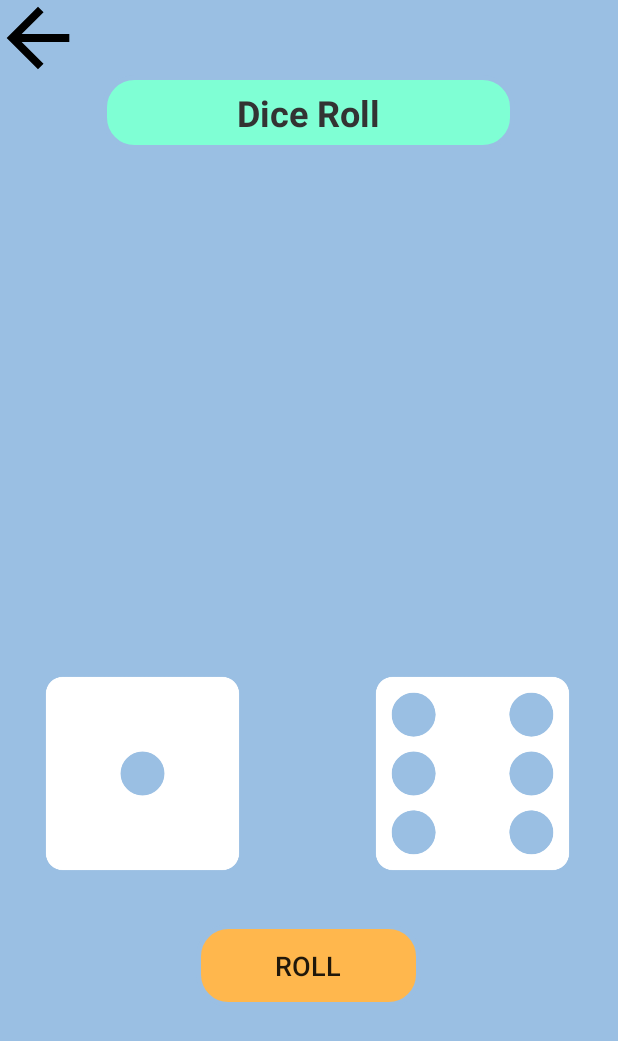
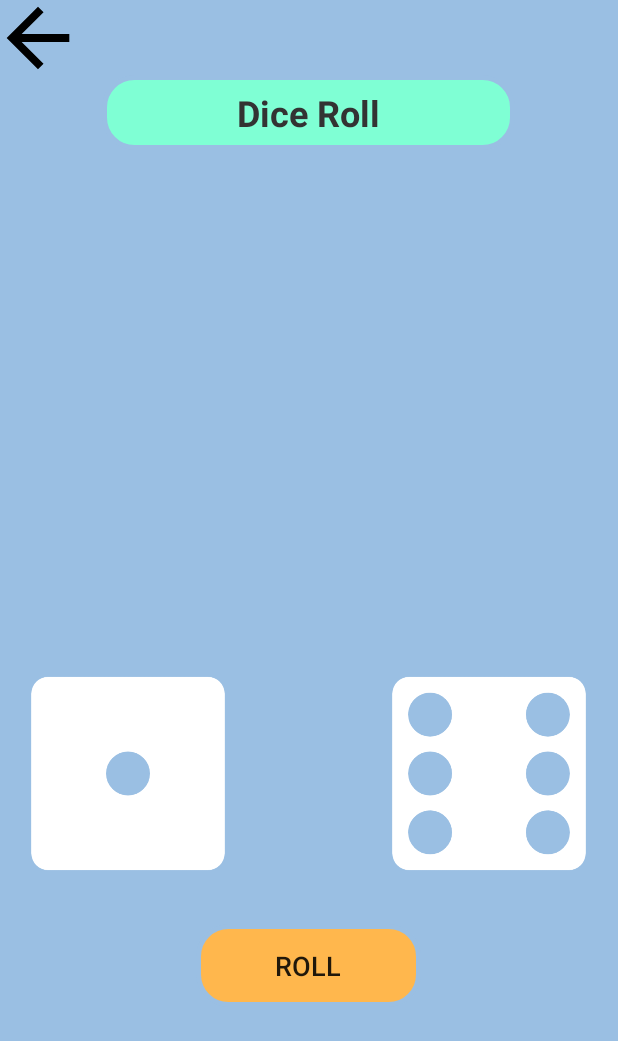
Before and after one commit to Vlad-Kovalev/GameCenter, an Android app: the screen it shows after launch (dice_roll), after a tap on an icon or button, on a phone screen of 412 x 824 dp. Shown: the top 1041 px of the screen. Run offline under Robolectric (Android 15) with nearby library versions, the phone set to English and light mode, and no system bars.

Commit message:
Game center v1.05
added physical vibration "shaking" while rolling a dice
bug fix: dice dimensions was fixed (it had problem with screen proportions)

```diff
--- a/app/src/main/AndroidManifest.xml
+++ b/app/src/main/AndroidManifest.xml
@@ -12,6 +12,7 @@
         android:supportsRtl="true"
         android:theme="@style/Theme.TheEndGame"
         tools:targetApi="31">
+
         <activity
             android:name=".dice_roll"
             android:exported="false">
@@ -40,5 +41,5 @@
                 android:value="" />
         </activity>
     </application>
-
+<uses-permission android:name="android.permission.VIBRATE"/>
 </manifest>
--- a/app/src/main/java/com/example/theendgame/center.java
+++ b/app/src/main/java/com/example/theendgame/center.java
@@ -7,10 +7,11 @@ import android.os.Bundle;
 import android.view.View;
 import android.widget.EditText;
 import android.widget.ImageButton;
+import android.widget.ImageView;
 
 public class center extends AppCompatActivity {
 
-    ImageButton ibEasy, ibMedium;
+    ImageView ibEasy, ibMedium;
     EditText etName;
 
     @Override
--- a/app/src/main/res/layout/activity_center.xml
+++ b/app/src/main/res/layout/activity_center.xml
@@ -43,7 +43,7 @@
         android:layout_height="wrap_content">
 
         <TableRow android:gravity="center">
-            <ImageButton
+            <ImageView
                 android:id="@+id/ibEasy"
                 android:layout_width="125dp"
                 android:layout_height="125dp"
@@ -52,7 +52,7 @@
                 android:src="@drawable/memorygame" />
 
 
-            <ImageButton
+            <ImageView
                 android:id="@+id/ibMedium"
                 android:layout_width="125dp"
                 android:layout_height="125dp"
@@ -68,7 +68,7 @@
                 android:textSize="15sp"
                 android:textStyle="bold"
                 android:gravity="center_horizontal"
-                android:layout_margin="10dp" />
+                android:layout_width="125dp"/>
 
             <TextView
                 android:id="@+id/tvDiceRoll"
--- a/app/src/main/res/layout/activity_dice_roll.xml
+++ b/app/src/main/res/layout/activity_dice_roll.xml
@@ -5,6 +5,7 @@
     android:layout_height="match_parent"
     android:orientation="vertical"
     android:background="#9ABFE3"
+    android:weightSum="10"
     tools:context=".dice_roll">
 
     <ImageButton
@@ -49,24 +50,30 @@
 
         <TableRow
             android:layout_width="match_parent"
-            android:layout_height="250dp">
+            android:layout_height="250dp"
+            android:gravity="center_horizontal">
+
+            <Space android:layout_height="wrap_content" android:layout_width="wrap_content" android:layout_weight="1"/>
 
             <ImageView
                 android:id="@+id/ivFirstDice"
                 android:layout_width="150dp"
                 android:layout_height="150dp"
                 android:src="@drawable/dice1"
-                android:layout_marginLeft="20dp">
+                android:layout_weight="3">
             </ImageView>
 
-            <Space android:layout_width="70dp" android:layout_height="150dp"/>
+            <Space android:layout_width="70dp" android:layout_height="150dp" android:layout_weight="2"/>
 
             <ImageView
                 android:id="@+id/ivSecondDice"
                 android:layout_width="150dp"
                 android:layout_height="150dp"
-                android:src="@drawable/dice6">
+                android:src="@drawable/dice6"
+                android:layout_weight="3">
             </ImageView>
+
+            <Space android:layout_height="wrap_content" android:layout_width="wrap_content" android:layout_weight="1"/>
 
         </TableRow>
     </TableLayout>
```
Also changed, not shown: app/src/main/java/com/example/theendgame/dice_roll.java (+12 -0 lines), app/src/main/res/xml/activity_diff_medium_xml_constraintlayout_scene.xml (deleted, +0 -19 lines).
